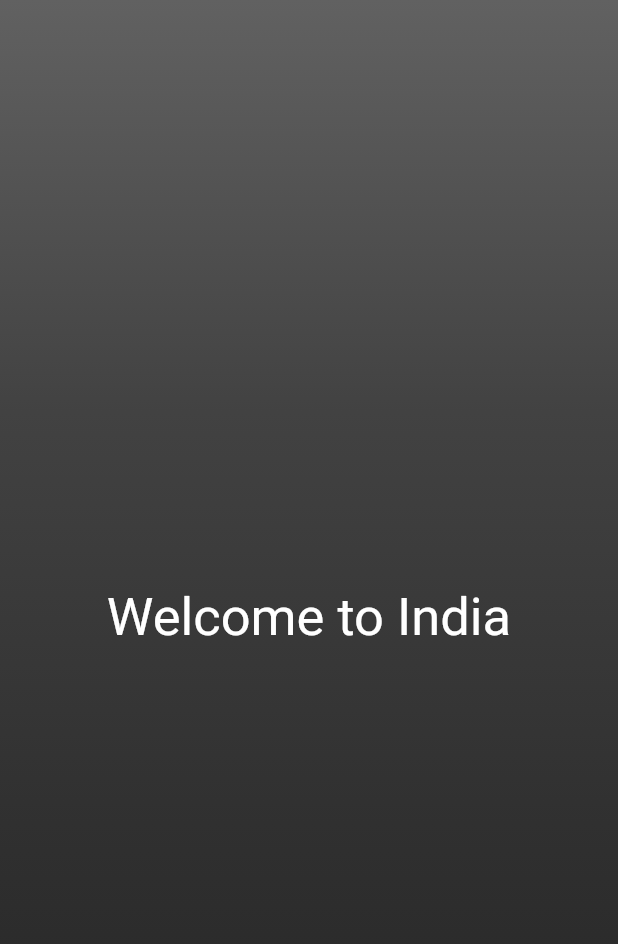
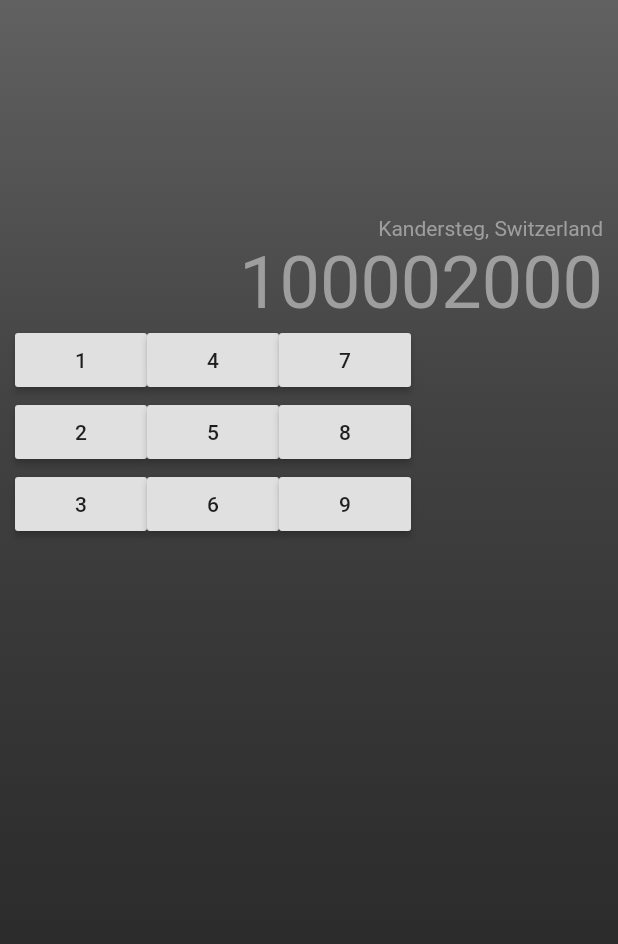
Before and after one commit to sawant-pranit/Calcultor, a Flutter app: the screen it shows after launch, on a phone screen of 412 x 824 dp. Shown: the top 944 px of the screen. Run offline on Flutter 3.47's test engine with Material 2 defaults, Android fonts, the phone set to English and light mode, and no system bars.

Commit message:
Added : 1. text field for calculation history and number calculation 2. added raised buttons

```diff
--- a/lib/main.dart
+++ b/lib/main.dart
@@ -1,3 +1,4 @@
+import 'package:flutter/cupertino.dart';
 import 'package:flutter/material.dart';
 
 void main() {
@@ -50,17 +51,156 @@ class MyApp extends StatelessWidget {
               colors: [Colors.grey.shade700, Colors.grey[800], Colors.grey[850], Colors.grey[900]], // whitish to gray
             ),
           ),
-          child: Center(
-            child: Text(
-              'Welcome to India',
-              style: TextStyle(
-                fontSize: 35,
-                color: Colors.white,
-              ),
-            ),
-          ),
+          child: ListView(
+            children: [
+              calculationHistory,
+              calcText,
+              numbersContainer,
+            ],
+          )
         ),
       ),
     );
   }
+
+  Widget calculationHistory = Container(
+    margin: EdgeInsets.only(top: 10.0),
+    padding: EdgeInsets.only(right: 10),
+    height: 150,
+    child: Row(
+      crossAxisAlignment: CrossAxisAlignment.end,
+      mainAxisSize: MainAxisSize.max,
+      mainAxisAlignment: MainAxisAlignment.end,
+      children: [
+        Text(
+          'Kandersteg, Switzerland',
+          style: TextStyle(
+            color: Colors.grey[500],
+          ),
+        ),
+      ],
+    ),
+  );
+
+  Widget calcText = Container(
+    padding: EdgeInsets.only(right: 10),
+    child: Row(
+      mainAxisSize: MainAxisSize.max,
+      mainAxisAlignment: MainAxisAlignment.end,
+      children: [
+        Text(
+          '100002000',
+          style: TextStyle(
+            fontSize: 48,
+            color: Colors.grey[500],
+          ),
+        ),
+      ],
+    ),
+  );
+
+  Widget numbersContainer = Container(
+    margin: EdgeInsets.only(left: 10),
+    child: Row(
+      children: [
+        Column(
+          children: [
+            RaisedButton(
+              onPressed: () {
+
+              },
+              child: Text(
+                '1'
+              ),
+            ),
+            RaisedButton(
+
+              onPressed: () {
+
+              },
+              child: Text(
+                  '2'
+              ),
+
+            ),
+            RaisedButton(
+
+              onPressed: () {
+
+              },
+              child: Text(
+                  '3'
+              ),
+
+            )
+          ],
+        ),
+        Column(
+          children: [
+            RaisedButton(
+              onPressed: () {
+
+              },
+              child: Text(
+                  '4'
+              ),
+            ),
+            RaisedButton(
+
+              onPressed: () {
+
+              },
+              child: Text(
+                  '5'
+              ),
+
+            ),
+            RaisedButton(
+
+              onPressed: () {
+
+              },
+              child: Text(
+                  '6'
+              ),
+
+            )
+          ],
+        ),
+        Column(
+          children: [
+            RaisedButton(
+              onPressed: () {
+
+              },
+              child: Text(
+                  '7'
+              ),
+            ),
+            RaisedButton(
+
+              onPressed: () {
+
+              },
+              child: Text(
+                  '8'
+              ),
+
+            ),
+            RaisedButton(
+
+              onPressed: () {
+
+              },
+              child: Text(
+                  '9'
+              ),
+
+            )
+          ],
+        ),
+      ],
+    ),
+
+  );
 }
```
